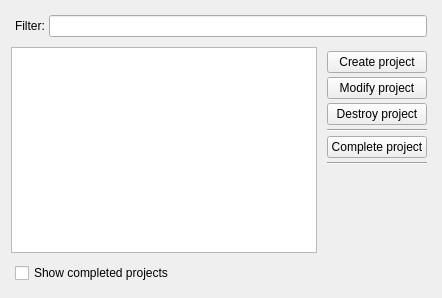
Qt form Srt.QT/tt3-gui/ProjectManager.ui (akapustiatyahoocouk/TimeTracker3) before a commit.
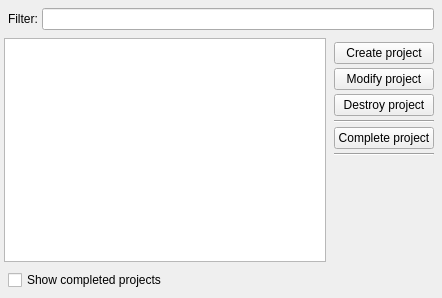
The same form after that commit. Icons and pictures are not drawn.

Patch:
```diff
--- a/Srt.QT/tt3-gui/ProjectManager.ui
+++ b/Srt.QT/tt3-gui/ProjectManager.ui
@@ -14,6 +14,21 @@
    <string>Form</string>
   </property>
   <layout class="QGridLayout" name="gridLayout_2">
+   <property name="leftMargin">
+    <number>4</number>
+   </property>
+   <property name="topMargin">
+    <number>4</number>
+   </property>
+   <property name="rightMargin">
+    <number>4</number>
+   </property>
+   <property name="bottomMargin">
+    <number>4</number>
+   </property>
+   <property name="spacing">
+    <number>4</number>
+   </property>
    <item row="0" column="0" colspan="2">
     <widget class="QWidget" name="filterWidget" native="true">
      <layout class="QFormLayout" name="formLayout">
```
